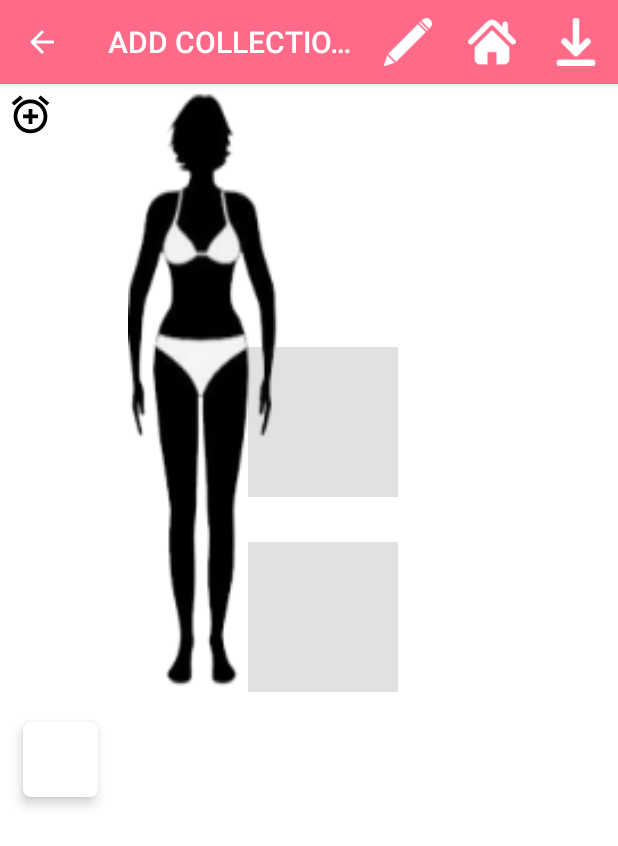
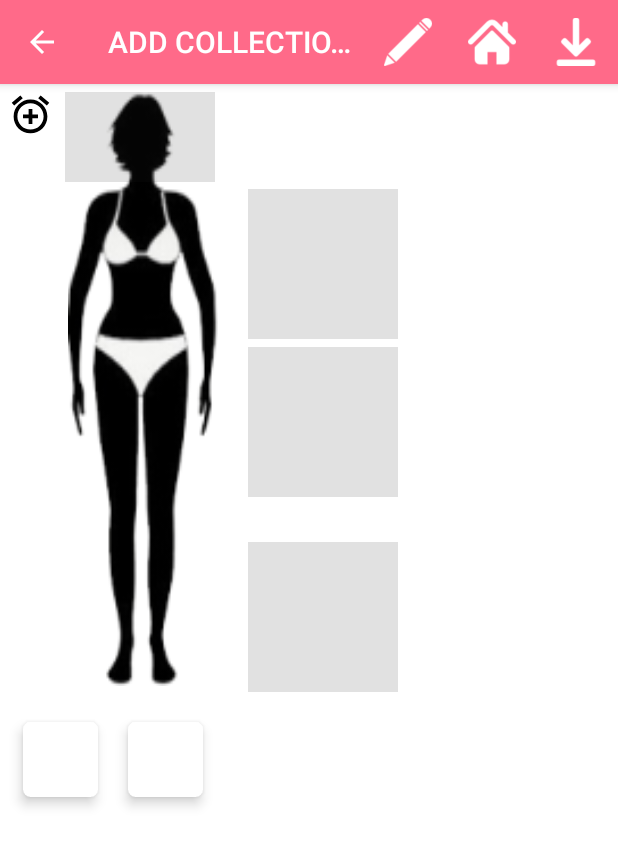
Before and after one commit to Supatcharee/ModClothesProject2-master, an Android app: the MaincActivity screen opened directly, with no data from a screen before it, after a tap on an icon or button, on a phone screen of 412 x 824 dp. Shown: the top 846 px of the screen. Run offline under Robolectric (Android 15) with nearby library versions, the phone set to English and light mode, and no system bars; 5 statements that could not run were skipped.

Commit message:
5/24/2016

```diff
--- a/app/src/main/java/com/example/sao/modclothesproject/ClosetActivity.java
+++ b/app/src/main/java/com/example/sao/modclothesproject/ClosetActivity.java
@@ -63,7 +63,7 @@
         } else {
             // Locate the image folder in your SD Card
             file = new File(Environment.getExternalStorageDirectory()
-                    + File.separator + "Dress");
+                    + File.separator + "MOD Images");
             // Create a new folder if no folder named SDImageTutorial exist
             file.mkdirs();
         }
--- a/app/src/main/java/com/example/sao/modclothesproject/MaincActivity.java
+++ b/app/src/main/java/com/example/sao/modclothesproject/MaincActivity.java
@@ -77,6 +77,7 @@
             public void onClick(View v) {
                 myRecyclerViewAdapter.clearAll();
                 prepareGalleryimage4();
+
             }
         });
 
@@ -86,6 +87,8 @@
             public void onClick(View v) {
                 myRecyclerViewAdapter.clearAll();
                 prepareGalleryinfo();
+                prepareGalleryShirts();
+
             }
         });
 
@@ -142,6 +145,24 @@
                 .getExternalStorageDirectory()
                 .getAbsolutePath();
         String targetPath = ExternalStorageDirectoryPath + "/Dress/";
+
+        Toast.makeText(getApplicationContext(), targetPath, Toast.LENGTH_LONG).show();
+        File targetDirector = new File(targetPath);
+
+        File[] files = targetDirector.listFiles();
+        for (File file : files){
+            Uri uri = Uri.fromFile(file);
+            myRecyclerViewAdapter.add(
+                    myRecyclerViewAdapter.getItemCount(),
+                    uri);
+
+        }
+    }
+    private void prepareGalleryShirts(){
+        String ExternalStorageDirectoryPath = Environment
+                .getExternalStorageDirectory()
+                .getAbsolutePath();
+        String targetPath = ExternalStorageDirectoryPath + "/Shirts/";
 
         Toast.makeText(getApplicationContext(), targetPath, Toast.LENGTH_LONG).show();
         File targetDirector = new File(targetPath);
@@ -234,6 +255,7 @@
         String word6 = "Shoes";
         String word7 = "Shirts";
         String word8 = "Co";
+        String word10 = "Dress";
 
         boolean b = word1.contains(Ac);
 
@@ -241,12 +263,15 @@
 
             imageView = (ImageView) findViewById(R.id.info1);
             bmp = BitmapFactory.decodeFile(item.getItemUri());
-            bmp = Bitmap.createScaledBitmap(bmp, 130, 500, false);
+            bmp = Bitmap.createScaledBitmap(bmp, 50, 100, false);
             imageView.setImageBitmap(bmp);
         }
-
-
-
+        else if(word1.contains(word7)) {
+            imageView = (ImageView) findViewById(R.id.imageView10);
+            bmp = BitmapFactory.decodeFile(item.getItemUri());
+            bmp = Bitmap.createScaledBitmap(bmp, 95, 95, false);
+            imageView.setImageBitmap(bmp);
+        }
         else if(word1.contains(Ac)){
 
             imageView = (ImageView) findViewById(R.id.imageView4);
--- a/app/src/main/java/com/example/sao/modclothesproject/PantsActivity.java
+++ b/app/src/main/java/com/example/sao/modclothesproject/PantsActivity.java
@@ -94,7 +94,7 @@
 
         });
     }
-
+//private void tackphoto(String dir)
     private void tackphoto(){
 
         // location found
@@ -134,6 +134,8 @@
 
         //noinspection SimplifiableIfStatement
         if (id == R.id.camera) {
+            /*String dir = "pants";
+            tackphoto(dir);*/
             tackphoto();
         }
 
--- a/app/src/main/res/layout/activity_mainc.xml
+++ b/app/src/main/res/layout/activity_mainc.xml
@@ -14,8 +14,7 @@
         android:id="@+id/myrecyclerview"
         android:layout_width="match_parent"
         android:layout_height="170dp"
-        android:layout_below="@+id/relativeLayout"
-        android:layout_alignParentStart="true" />
+        android:layout_below="@+id/relativeLayout" />
 
 
 
@@ -27,8 +26,7 @@
         android:layout_alignBottom="@+id/myrecyclerview"
         android:typeface="monospace"
         android:gravity="bottom"
-        android:layout_alignTop="@+id/myrecyclerview"
-        android:layout_alignParentEnd="true" />
+        android:layout_alignTop="@+id/myrecyclerview" />
 
         <RelativeLayout
             android:layout_width="100dp"
@@ -43,20 +41,19 @@
             <ImageView
                 android:id="@+id/info2"
                 android:layout_width="100dp"
-                android:layout_marginLeft="80dp"
+                android:layout_marginLeft="40dp"
                 android:background="@mipmap/body"
                 android:layout_height="396dp" />
 
             <ImageView
                 android:id="@+id/info1"
-                android:layout_width="300dp"
-                android:layout_height="335dp"
-                android:layout_marginTop="120dp"
-                android:layout_centerVertical="true"
-                android:layout_alignRight="@+id/imageView4"
-                android:layout_alignEnd="@+id/imageView4"
-                android:layout_alignParentLeft="true"
-                android:layout_alignParentStart="true" />
+                android:layout_width="fill_parent"
+                android:layout_marginLeft="38dp"
+                android:layout_height="205dp"
+                android:layout_alignBottom="@+id/imageView4"
+                android:layout_toRightOf="@+id/clock"
+                android:layout_toLeftOf="@+id/imageView"
+                android:layout_toStartOf="@+id/imageView" />
 
             <ImageView
                 android:layout_width="100dp"
@@ -86,10 +83,36 @@
                 android:layout_width="30dp"
                 android:layout_height="30dp"
                 android:id="@+id/clock"
-                android:background="@drawable/ic_alarm_add_black_24dp"
-                android:layout_alignTop="@+id/relativeLayout"
-                android:layout_toRightOf="@+id/relativeLayout"
-                android:layout_toEndOf="@+id/relativeLayout" />
+                android:background="@drawable/ic_alarm_add_black_24dp" />
+
+            <ImageView
+                android:id="@+id/imageView10"
+                android:layout_width="fill_parent"
+                android:layout_height="100dp"
+                android:layout_marginLeft="6dp"
+                android:layout_alignBottom="@+id/imageView11"
+                android:layout_below="@+id/imageView12"
+                android:layout_toRightOf="@+id/clock"
+                android:layout_alignRight="@+id/imageView"
+                android:layout_alignEnd="@+id/imageView" />
+
+            <ImageView
+                android:layout_width="100dp"
+                android:layout_height="100dp"
+                android:background="#2222"
+                android:id="@+id/imageView11"
+                android:layout_alignTop="@+id/imageView"
+                android:layout_alignLeft="@+id/imageView4"
+                android:layout_alignStart="@+id/imageView4" />
+
+            <ImageView
+                android:layout_width="100dp"
+                android:layout_height="60dp"
+                android:background="#2222"
+                android:id="@+id/imageView12"
+                android:layout_alignParentTop="true"
+                android:layout_alignLeft="@+id/info1"
+                android:layout_alignStart="@+id/info1" />
 
 
         </RelativeLayout>
```
